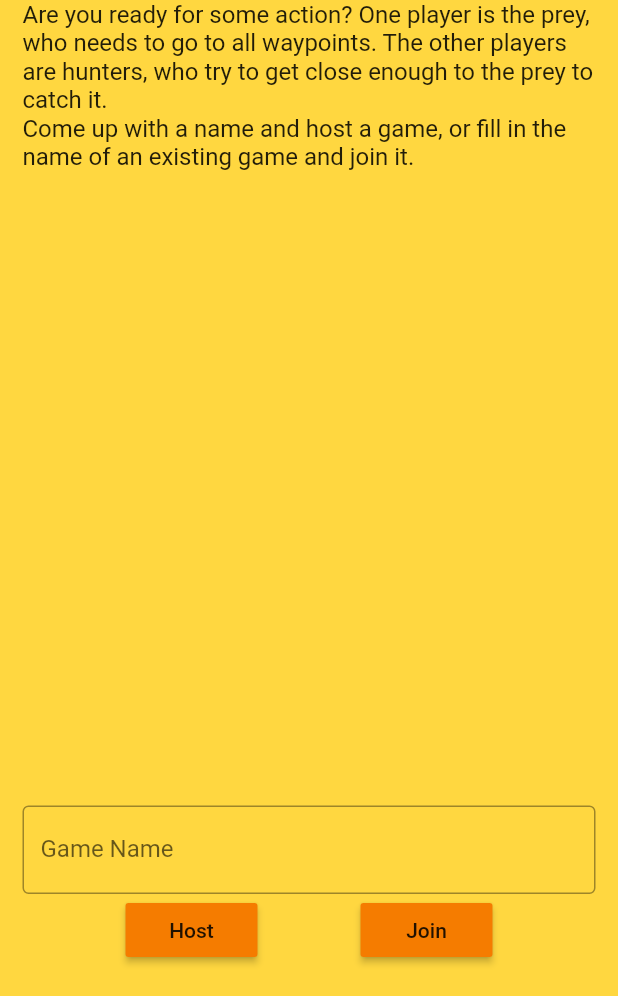
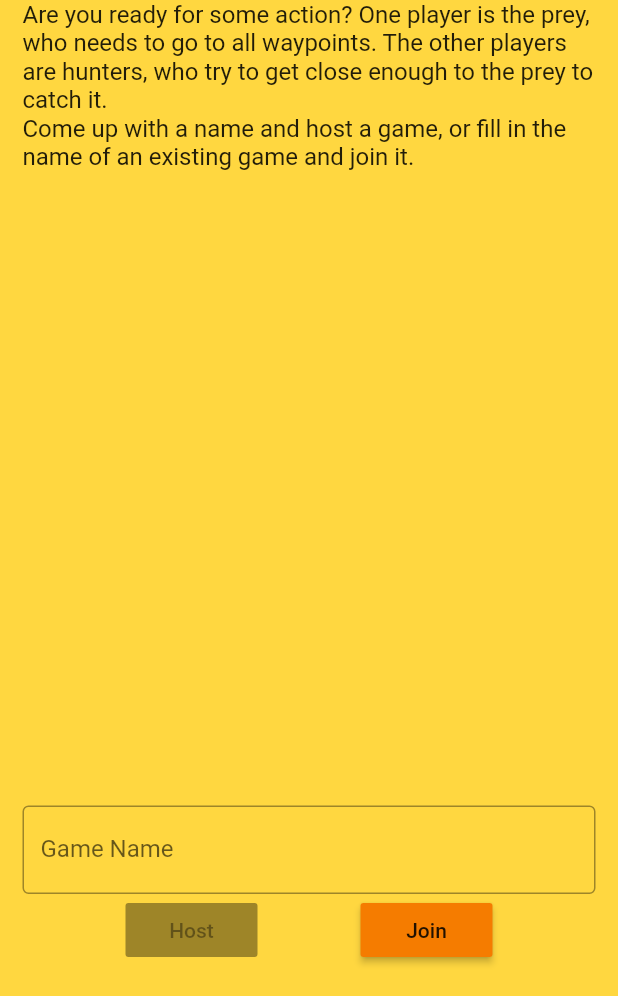
Before and after one commit to gunhaxxor/the-hunt-old, a Flutter app: the screen it shows after launch, on a phone screen of 412 x 824 dp, the part 240-1236 px from its top. Run offline on Flutter 3.47's test engine with Material 2 defaults, Android fonts, the phone set to English and light mode, and no system bars; our stand-ins replace device_info, flutter_dotenv, google_maps_flutter, parse_server_sdk; missing offline and left inert: flutter_background_geolocation; network calls fail.

Commit message:
minor fix of the host button

```diff
--- a/lib/screens/mainscreen.dart
+++ b/lib/screens/mainscreen.dart
@@ -34,7 +34,8 @@ class MainScreenState extends State<MainScreen> {
       body: Center(
         child: Container(
           color: Colors.amberAccent[200],
-          padding: EdgeInsets.only(left: 15.0, right: 15.0, top: 20.0, bottom: 20.0),
+          padding:
+              EdgeInsets.only(left: 15.0, right: 15.0, top: 20.0, bottom: 20.0),
           child: Column(
             mainAxisAlignment: MainAxisAlignment.spaceBetween,
             children: <Widget>[
@@ -67,7 +68,6 @@ class MainScreenState extends State<MainScreen> {
                   ],
                 ),
               ),
-
               Container(
                 child: Column(
                   mainAxisAlignment: MainAxisAlignment.spaceBetween,
@@ -92,12 +92,12 @@ class MainScreenState extends State<MainScreen> {
                       mainAxisAlignment: MainAxisAlignment.spaceEvenly,
                       children: <Widget>[
                         RaisedButton(
-                          color: Colors.orange[700],
-                          child: Text('Host'),
-                          onPressed: () {
-                            Navigator.pushReplacementNamed(context, '/lobby');
-                          },
-                        ),
+                            color: Colors.orange[700],
+                            child: Text('Host'),
+                            onPressed: _nameAvailable
+                                ? () => Navigator.pushReplacementNamed(
+                                    context, '/lobby')
+                                : null),
                         RaisedButton(
                           color: Colors.orange[700],
                           child: const Text('Join'),
```
